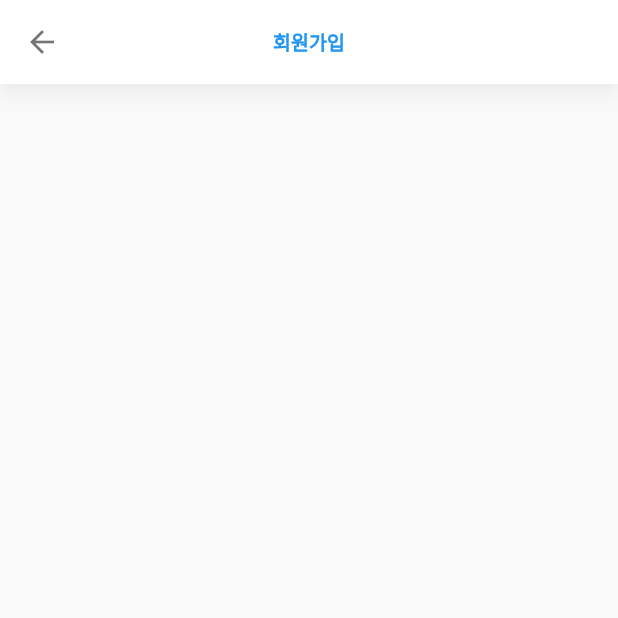
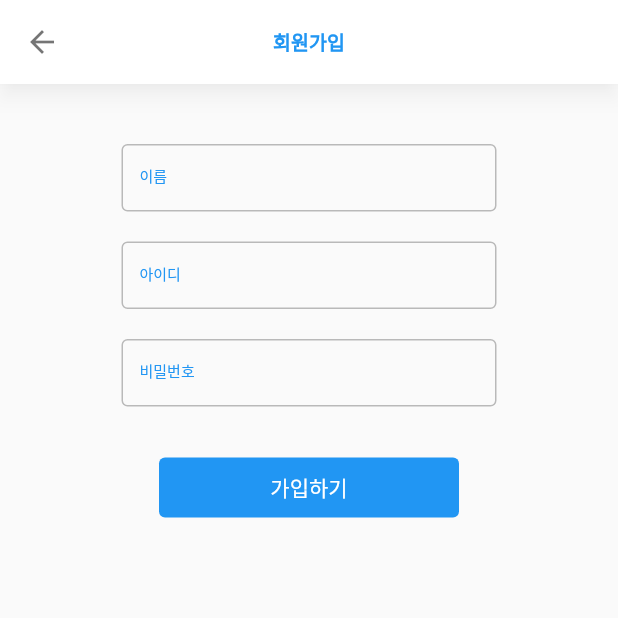
Before and after one commit to HyerimKimm/routepractice, a Flutter app: the CreateAccountPage screen opened by its route, on a phone screen of 412 x 824 dp, the top half of it. Run offline on Flutter 3.47's test engine with Material 2 defaults, Android fonts, the phone set to English and light mode, and no system bars; our stand-ins replace firebase_core, introduction_screen; accounts and stored records are empty.

Commit message:
create_account_page.dart UI 제작했음.. 내일은 진짜 파이어베이스에 저장하는 기능 구현해야지 ^^

```diff
--- a/lib/pages/create_account_page.dart
+++ b/lib/pages/create_account_page.dart
@@ -13,8 +13,90 @@ class _CreateAccountPageState extends State<CreateAccountPage> {
     return Scaffold(
       appBar: AppBar(
         centerTitle: true,
-        title: Text('회원가입',style: TextStyle(color: Theme.of(context).primaryColor),),
+        title: Text(
+          '회원가입',
+          style: TextStyle(color: Theme.of(context).primaryColor),
+        ),
       ),
+      body: Builder(builder: (context) {
+        return SingleChildScrollView(
+          child: Column(
+            children: [
+              Form(
+                child: Theme(
+                  data: ThemeData(
+                      primaryColor: Colors.blue,
+                      inputDecorationTheme: const InputDecorationTheme(
+                          labelStyle: TextStyle(
+                            color: Colors.blue,
+                            fontSize: 10.0,
+                          ),
+                          focusedBorder: OutlineInputBorder(
+                              borderSide: BorderSide(color: Colors.blue)),
+                          enabledBorder: OutlineInputBorder(
+                              borderSide: BorderSide(color: Colors.black26)),
+                          hintStyle: TextStyle(color: Colors.grey, fontSize: 12))),
+                  child: Center(
+                    child: Padding(
+                      padding: const EdgeInsets.all(40.0),
+                      child: Column(
+                        mainAxisAlignment: MainAxisAlignment.center,
+                        children: [
+                          SizedBox(
+                            width: 250,
+                            height: 45,
+                            child: TextFormField(
+                              decoration: const InputDecoration(
+                                  labelText: '이름', hintText: '이름을 입력하세요.'),
+                            ),
+                          ),
+                          const SizedBox(
+                            height: 20,
+                          ),
+                          SizedBox(
+                            width: 250,
+                            height: 45,
+                            child: TextFormField(
+                              decoration: InputDecoration(
+                                  labelText: '아이디', hintText: '아이디를 입력하세요.'),
+                            ),
+                          ),
+                          const SizedBox(
+                            height: 20,
+                          ),
+                          SizedBox(
+                            width: 250,
+                            height: 45,
+                            child: TextFormField(
+                              obscureText: true,
+                              decoration: InputDecoration(
+                                  labelText: '비밀번호', hintText: '비밀번호를 입력하세요.'),
+                            ),
+                          ),
+                          const SizedBox(
+                            height: 30,
+                          ),
+                          TextButton(
+                            style: TextButton.styleFrom(
+                              backgroundColor: Colors.blue,
+                              minimumSize: const Size(200.0, 40.0),
+                            ),
+                            child: const Text(
+                              '가입하기',
+                              style: TextStyle(color: Colors.white),
+                            ),
+                            onPressed: () {},
+                          ),
+                        ],
+                      ),
+                    ),
+                  ),
+                ),
+              )
+            ],
+          ),
+        );
+      }),
     );
   }
 }
--- a/pubspec.yaml
+++ b/pubspec.yaml
@@ -39,6 +39,8 @@ dependencies:
   extended_image: ^6.3.4
   introduction_screen: ^3.1.2
   cloud_firestore: ^4.3.1
+  firebase_core: ^2.4.1
+  firebase_auth: ^4.2.5
 
 dev_dependencies:
   flutter_test:
```
Also changed, not shown: lib/main.dart (+10 -1 lines), lib/pages/login_page.dart (+57 -17 lines), pubspec.lock.
